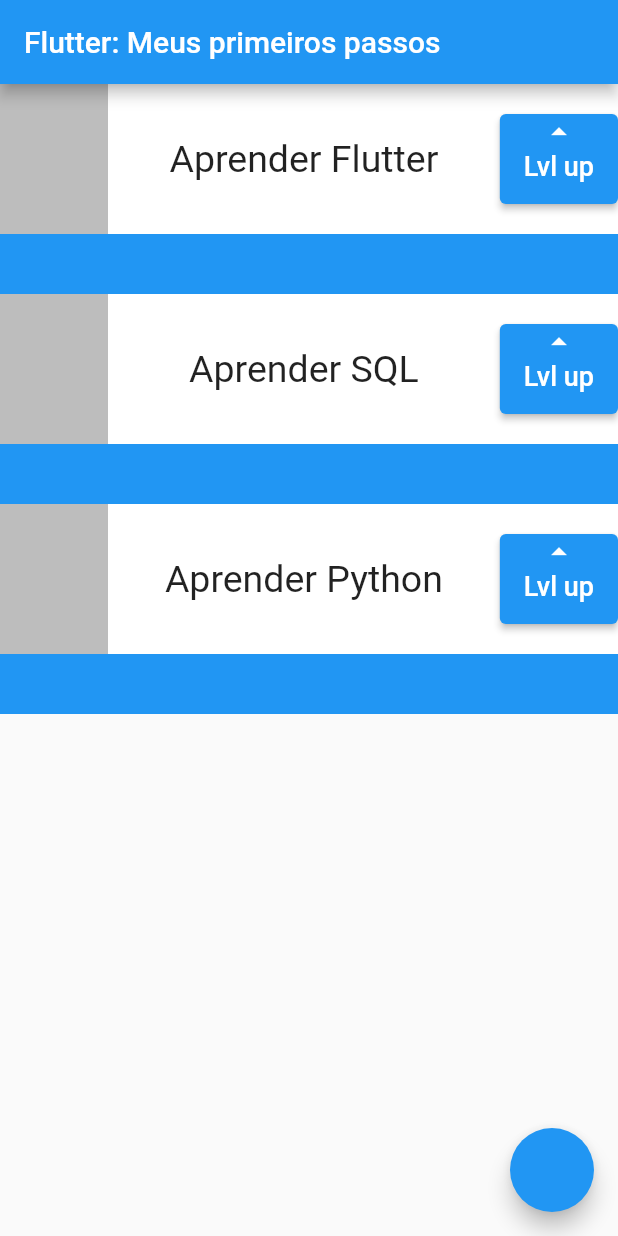
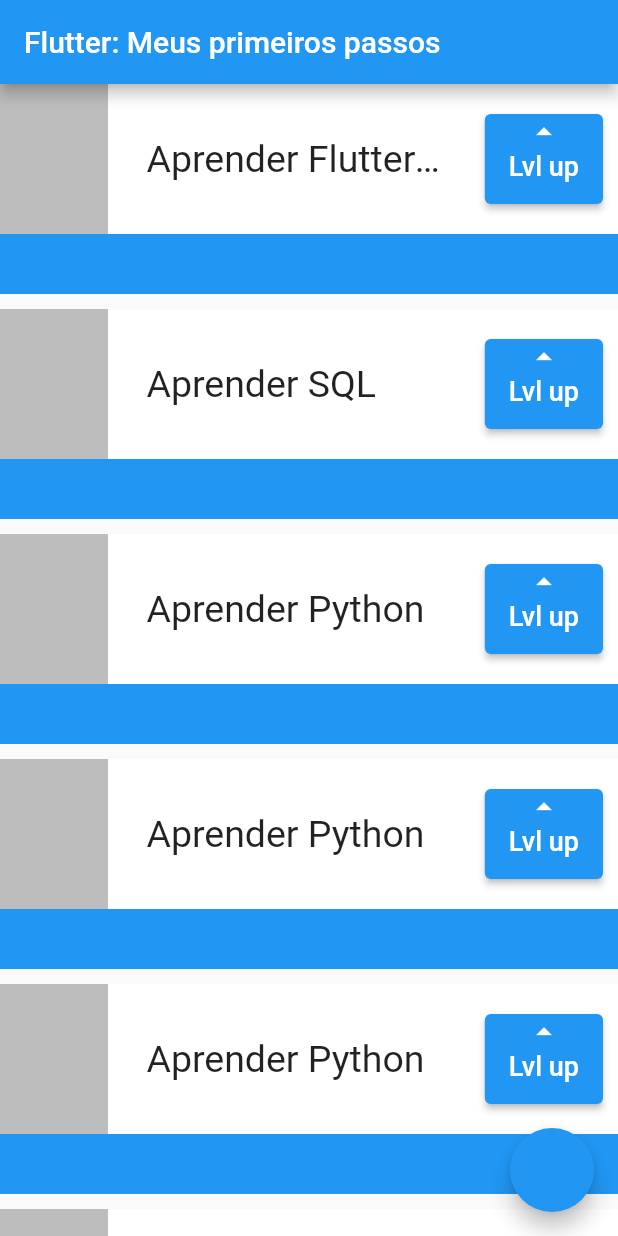
Before and after one commit to xFelipe/estudos-flutter-1, a Flutter app: the screen it shows after launch, on a phone screen of 412 x 824 dp. Run offline on Flutter 3.47's test engine with Material 2 defaults, Android fonts, the phone set to English and light mode, and no system bars.

Commit message:
ListView para scrow.

```diff
--- a/lib/main.dart
+++ b/lib/main.dart
@@ -1,4 +1,5 @@
 import 'package:flutter/material.dart';
+import 'package:flutter/rendering.dart';
 
 void main() {
   runApp(const MyApp());
@@ -17,10 +18,15 @@ class MyApp extends StatelessWidget {
       ),
       home: Scaffold(
         appBar: AppBar(title: Text("Flutter: Meus primeiros passos")),
-        body: Column(
+        body: ListView(
+          scrollDirection: Axis.vertical,
           children: [
-            Task("Aprender Flutter"),
+            Task("Aprender Flutteraa aaaa aaa aaaa AAAAAAA sssss DDDDD"),
             Task("Aprender SQL"),
+            Task("Aprender Python"),
+            Task("Aprender Python"),
+            Task("Aprender Python"),
+            Task("Aprender Python"),
             Task("Aprender Python"),
           ],
         ),
@@ -40,7 +46,8 @@ class Task extends StatelessWidget {
 
   @override
   Widget build(BuildContext context) {
-    return Container(
+    return Padding(
+      padding: const EdgeInsetsDirectional.fromSTEB(0, 0, 0, 10),
       child: Stack(
         children: [
           Container(
@@ -58,12 +65,18 @@ class Task extends StatelessWidget {
                   width: 72,
                   height: 100,
                 ),
-                Text(
+                Container(
+                  width: 200,
+                  child: Text(
                     name,
+                    overflow: TextOverflow.ellipsis,
                     style: const TextStyle(fontSize: 25),
+                  ),
                 ),
                 Container(
                   height: 60,
+                  child: Padding(
+                    padding: const EdgeInsetsDirectional.fromSTEB(0, 0, 10, 0),
                     child: ElevatedButton(
                         onPressed: () {
                           print("Aprendendo $name - Level: ${++level}.");
@@ -77,6 +90,7 @@ class Task extends StatelessWidget {
                             )
                           ],
                         )),
+                  ),
                 )
               ],
             ),
```
Lines whose indentation alone changed are shown as unchanged.
